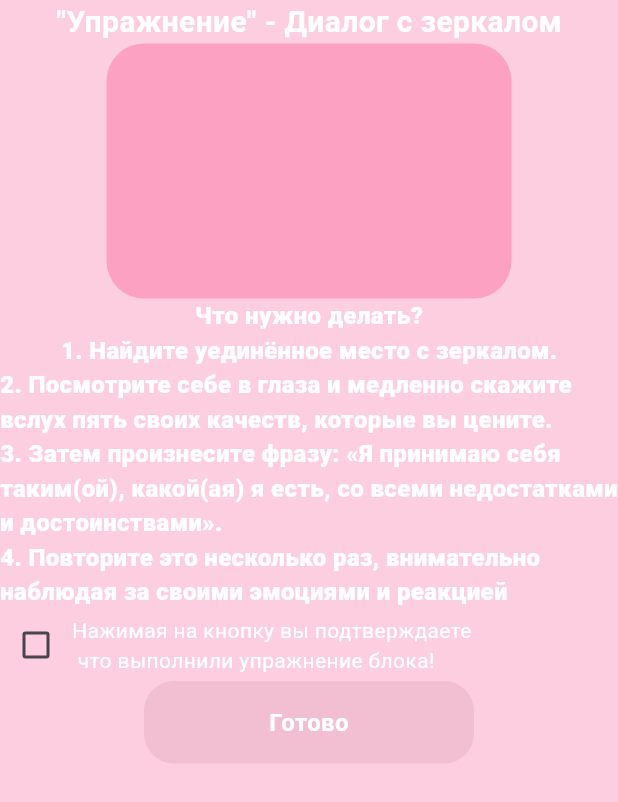
After one commit to horekDEV/self_love, a Flutter app: the TaskScreenAcceptance1 screen opened by its route, on a phone screen of 412 x 824 dp. The commit adds this screen. Shown: the top 802 px of the screen. Run offline on Flutter 3.47's test engine with Material 3 defaults, Android fonts, the phone set to English and light mode, and no system bars; our stand-ins replace carousel_slider, fl_chart, flutter_svg, fluttertoast; missing offline and left inert: re_svg; project files that could hold a hidden picture were left out; key blocks and very long unbroken strings in the code were emptied for the run.

Commit message:
add initial task_screen logic and fix small bugs

```diff
--- /dev/null
+++ b/lib/pages/task_activity/acceptance/task_screen_acceptance_1.dart
@@ -0,0 +1,122 @@
+import 'package:flutter/material.dart';
+
+class TaskScreenAcceptance1 extends StatefulWidget {
+  const TaskScreenAcceptance1({super.key});
+
+  @override
+  State<TaskScreenAcceptance1> createState() => _TaskScreenAcceptance1State();
+}
+
+class _TaskScreenAcceptance1State extends State<TaskScreenAcceptance1> {
+  bool isChecked = false;
+
+  @override
+  Widget build(BuildContext context) {
+    return Scaffold(
+      backgroundColor: const Color(0xFFFDCEDF),
+      body: Column(
+        children: [
+          const Text(
+            "\"Упражнение\" - Диалог с зеркалом",
+            style: TextStyle(
+              color: Colors.white,
+              fontSize: 20,
+              fontWeight: FontWeight.bold,
+            ),
+          ),
+          Container(
+            width: 270,
+            height: 170,
+            decoration: const BoxDecoration(
+                color: Color(0xFFFDA1C3),
+                borderRadius: BorderRadius.all(Radius.circular(25))
+            ),
+          ),
+          const Text(
+            "Что нужно делать?",
+            style: TextStyle(
+              color: Colors.white,
+              fontSize: 16,
+              fontWeight: FontWeight.w800,
+            ),
+          ),
+          const Column(
+            children: [
+              Text(
+                "1. Найдите уединённое место с зеркалом.",
+                style: TextStyle(
+                  color: Colors.white,
+                  fontSize: 16,
+                  fontWeight: FontWeight.w800,
+                ),
+              ),
+              Text(
+                "2. Посмотрите себе в глаза и медленно скажите вслух пять своих качеств, которые вы цените.",
+                style: TextStyle(
+                  color: Colors.white,
+                  fontSize: 16,
+                  fontWeight: FontWeight.w800,
+                ),
+              ),
+              Text(
+                "3. Затем произнесите фразу: «Я принимаю себя таким(ой), какой(ая) я есть, со всеми недостатками и достоинствами».",
+                style: TextStyle(
+                  color: Colors.white,
+                  fontSize: 16,
+                  fontWeight: FontWeight.w800,
+                ),
+              ),
+              Text(
+                "4. Повторите это несколько раз, внимательно наблюдая за своими эмоциями и реакцией",
+                style: TextStyle(
+                  color: Colors.white,
+                  fontSize: 16,
+                  fontWeight: FontWeight.w800,
+                ),
+              ),
+            ],
+          ),
+          Row(
+            children: [
+              Checkbox(
+                  value: isChecked,
+                  activeColor: const Color(0xFFFDA1C3),
+                  onChanged: (newChecked) {
+                    setState(() {
+                      isChecked = newChecked!;
+                    });
+                  },
+              ),
+              const Text(
+                "Нажимая на кнопку вы подтверждаете\n что выполнили упражнение блока!",
+                style: TextStyle(
+                  color: Colors.white,
+                  fontSize: 14,
+                  fontWeight: FontWeight.normal,
+                ),
+              ),
+            ],
+          ),
+          Container(
+            height: 55,
+            width: 220,
+            decoration: BoxDecoration(
+              color: const Color(0xFFF2BED1),
+              borderRadius: BorderRadius.circular(20),
+            ),
+            child: const Center(
+              child: Text(
+                "Готово",
+                style: TextStyle(
+                  color: Colors.white,
+                  fontSize: 16,
+                  fontWeight: FontWeight.bold,
+                ),
+              ),
+            ),
+          ),
+        ],
+      ),
+    );
+  }
+}
```
Also changed, not shown: lib/features/myApp.dart (+7 -1 lines), lib/pages/task_activity/acceptance/task_screen_acceptance_2.dart (added, +122 -0 lines), lib/pages/task_activity/acceptance/task_screen_acceptance_3.dart (added, +122 -0 lines), lib/pages/task_activity/task_page.dart (+6 -6 lines), lib/pages/task_activity/task_screen_1.dart (deleted, +0 -15 lines), lib/pages/task_activity/task_screen_2.dart (deleted, +0 -15 lines), lib/pages/task_activity/task_screen_3.dart (deleted, +0 -15 lines), lib/pages/task_activity/test_page.dart (+0 -11 lines), pubspec.lock.
